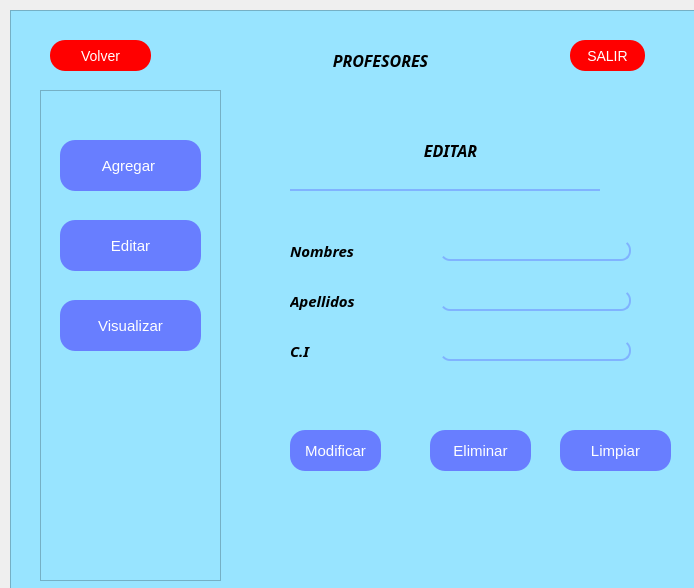
The window that ui/teachers.ui (Reinaldito04/IUTA----HORARIOS) describes before a commit, drawn with Qt 5.
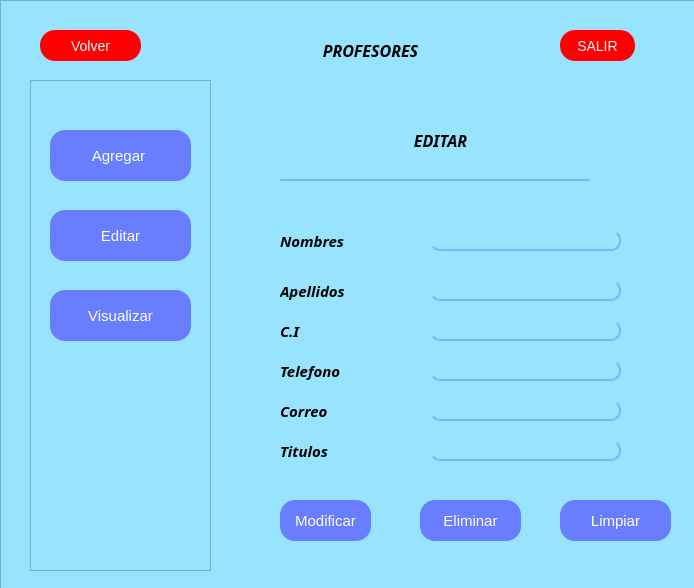
The same window after the commit. The open tabs and pages were chosen to show the change. Icons and pictures are not drawn.

```diff
--- a/ui/teachers.ui
+++ b/ui/teachers.ui
@@ -17,10 +17,10 @@
    <widget class="QFrame" name="frame">
     <property name="geometry">
      <rect>
-      <x>10</x>
-      <y>10</y>
-      <width>741</width>
-      <height>581</height>
+      <x>0</x>
+      <y>0</y>
+      <width>751</width>
+      <height>591</height>
      </rect>
     </property>
     <property name="styleSheet">
@@ -57,31 +57,6 @@
       <set>Qt::AlignCenter</set>
      </property>
     </widget>
-    <widget class="QLabel" name="text">
-     <property name="geometry">
-      <rect>
-       <x>150</x>
-       <y>90</y>
-       <width>401</width>
-       <height>71</height>
-      </rect>
-     </property>
-     <property name="font">
-      <font>
-       <family>Hack Nerd Font Mono</family>
-       <pointsize>12</pointsize>
-       <weight>75</weight>
-       <italic>true</italic>
-       <bold>true</bold>
-      </font>
-     </property>
-     <property name="text">
-      <string/>
-     </property>
-     <property name="alignment">
-      <set>Qt::AlignCenter</set>
-     </property>
-    </widget>
     <widget class="QPushButton" name="bt_salir">
      <property name="geometry">
       <rect>
@@ -500,7 +475,7 @@
        <property name="geometry">
         <rect>
          <x>180</x>
-         <y>250</y>
+         <y>240</y>
          <width>191</width>
          <height>21</height>
         </rect>
@@ -515,6 +490,9 @@
        <property name="alignment">
         <set>Qt::AlignCenter</set>
        </property>
+       <property name="readOnly">
+        <bool>true</bool>
+       </property>
       </widget>
       <widget class="QLineEdit" name="txt_apell_2">
        <property name="geometry">
@@ -540,7 +518,7 @@
        <property name="geometry">
         <rect>
          <x>30</x>
-         <y>250</y>
+         <y>240</y>
          <width>91</width>
          <height>21</height>
         </rect>
@@ -615,7 +593,7 @@
        <property name="geometry">
         <rect>
          <x>30</x>
-         <y>340</y>
+         <y>420</y>
          <width>91</width>
          <height>41</height>
         </rect>
@@ -639,8 +617,8 @@
       <widget class="QPushButton" name="bt_clear">
        <property name="geometry">
         <rect>
-         <x>300</x>
-         <y>340</y>
+         <x>310</x>
+         <y>420</y>
          <width>111</width>
          <height>41</height>
         </rect>
@@ -665,7 +643,7 @@
        <property name="geometry">
         <rect>
          <x>170</x>
-         <y>340</y>
+         <y>420</y>
          <width>101</width>
          <height>41</height>
         </rect>
@@ -686,6 +664,141 @@
         </size>
        </property>
       </widget>
+      <widget class="QLineEdit" name="txt_titulos">
+       <property name="geometry">
+        <rect>
+         <x>180</x>
+         <y>360</y>
+         <width>191</width>
+         <height>21</height>
+        </rect>
+       </property>
+       <property name="styleSheet">
+        <string notr="true">border:none;
+border-bottom: 2px solid rgb(128, 179, 255);
+border-right:2px solid rgb(128, 179, 255);
+border-radius:10px;
+font-size:14px;</string>
+       </property>
+       <property name="alignment">
+        <set>Qt::AlignCenter</set>
+       </property>
+      </widget>
+      <widget class="QLineEdit" name="txt_correo">
+       <property name="geometry">
+        <rect>
+         <x>180</x>
+         <y>320</y>
+         <width>191</width>
+         <height>21</height>
+        </rect>
+       </property>
+       <property name="styleSheet">
+        <string notr="true">border:none;
+border-bottom: 2px solid rgb(128, 179, 255);
+border-right:2px solid rgb(128, 179, 255);
+border-radius:10px;
+font-size:14px;</string>
+       </property>
+       <property name="alignment">
+        <set>Qt::AlignCenter</set>
+       </property>
+      </widget>
+      <widget class="QLineEdit" name="txt_telefono_2">
+       <property name="geometry">
+        <rect>
+         <x>180</x>
+         <y>280</y>
+         <width>191</width>
+         <height>21</height>
+        </rect>
+       </property>
+       <property name="styleSheet">
+        <string notr="true">border:none;
+border-bottom: 2px solid rgb(128, 179, 255);
+border-right:2px solid rgb(128, 179, 255);
+border-radius:10px;
+font-size:14px;</string>
+       </property>
+       <property name="alignment">
+        <set>Qt::AlignCenter</set>
+       </property>
+      </widget>
+      <widget class="QLabel" name="label_14">
+       <property name="geometry">
+        <rect>
+         <x>30</x>
+         <y>320</y>
+         <width>91</width>
+         <height>21</height>
+        </rect>
+       </property>
+       <property name="font">
+        <font>
+         <family>Hack Nerd Font Mono</family>
+         <pointsize>-1</pointsize>
+         <weight>75</weight>
+         <italic>true</italic>
+         <bold>true</bold>
+        </font>
+       </property>
+       <property name="styleSheet">
+        <string notr="true">font-size:15px;</string>
+       </property>
+       <property name="text">
+        <string>Correo</string>
+       </property>
+      </widget>
+      <widget class="QLabel" name="label_15">
+       <property name="geometry">
+        <rect>
+         <x>30</x>
+         <y>360</y>
+         <width>91</width>
+         <height>21</height>
+        </rect>
+       </property>
+       <property name="font">
+        <font>
+         <family>Hack Nerd Font Mono</family>
+         <pointsize>-1</pointsize>
+         <weight>75</weight>
+         <italic>true</italic>
+         <bold>true</bold>
+        </font>
+       </property>
+       <property name="styleSheet">
+        <string notr="true">font-size:15px;</string>
+       </property>
+       <property name="text">
+        <string>Titulos</string>
+       </property>
+      </widget>
+      <widget class="QLabel" name="label_16">
+       <property name="geometry">
+        <rect>
+         <x>30</x>
+         <y>280</y>
+         <width>91</width>
+         <height>21</height>
+        </rect>
+       </property>
+       <property name="font">
+        <font>
+         <family>Hack Nerd Font Mono</family>
+         <pointsize>-1</pointsize>
+         <weight>75</weight>
+         <italic>true</italic>
+         <bold>true</bold>
+        </font>
+       </property>
+       <property name="styleSheet">
+        <string notr="true">font-size:15px;</string>
+       </property>
+       <property name="text">
+        <string>Telefono</string>
+       </property>
+      </widget>
      </widget>
      <widget class="QWidget" name="page_view">
       <widget class="QLabel" name="label_4">
```
Left out of the diff: 158 changed lines with no effect on the pictures.
